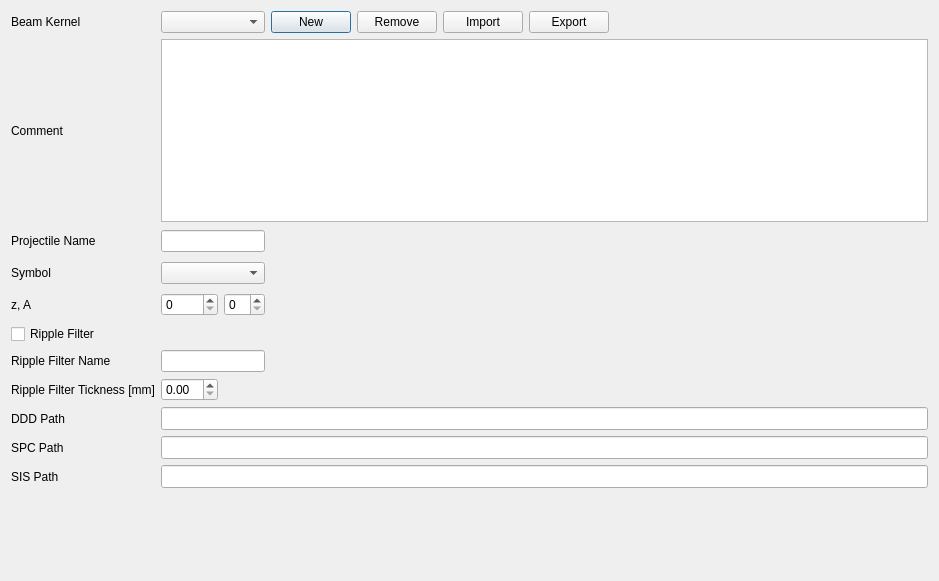
This is pytripgui/view/kernel.ui in pytrip/pytripgui as Qt 5 draws it before an edit. The edited form follows.
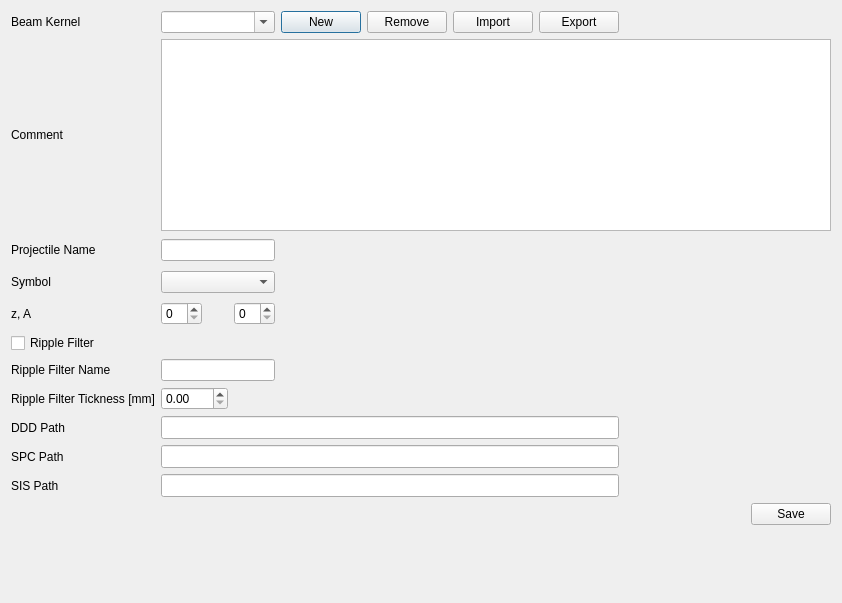
This is the edited form.

```diff
--- a/pytripgui/view/kernel.ui
+++ b/pytripgui/view/kernel.ui
@@ -6,8 +6,8 @@
    <rect>
     <x>0</x>
     <y>0</y>
-    <width>939</width>
-    <height>581</height>
+    <width>842</width>
+    <height>603</height>
    </rect>
   </property>
   <property name="windowTitle">
@@ -21,11 +21,14 @@
      </property>
     </widget>
    </item>
-   <item row="0" column="2" colspan="2">
+   <item row="0" column="1" colspan="3">
     <widget class="QComboBox" name="comboBox_5">
      <property name="toolTip">
       <string>Select a kernel to edit</string>
      </property>
+     <property name="editable">
+      <bool>true</bool>
+     </property>
     </widget>
    </item>
    <item row="0" column="4">
@@ -68,7 +71,7 @@
      </property>
     </widget>
    </item>
-   <item row="0" column="8">
+   <item row="0" column="8" colspan="2">
     <spacer name="horizontalSpacer_3">
      <property name="orientation">
       <enum>Qt::Horizontal</enum>
@@ -88,13 +91,6 @@
      </property>
     </widget>
    </item>
-   <item row="1" column="2" colspan="7">
-    <widget class="QTextEdit" name="textEdit">
-     <property name="toolTip">
-      <string>Any comment describing this data set.</string>
-     </property>
-    </widget>
-   </item>
    <item row="2" column="0">
     <widget class="QLabel" name="label_5">
      <property name="text">
@@ -102,14 +98,14 @@
      </property>
     </widget>
    </item>
-   <item row="2" column="2" colspan="2">
+   <item row="2" column="1" colspan="3">
     <widget class="QLineEdit" name="lineEdit">
      <property name="toolTip">
       <string>Free text projectile names, e.g. &quot;Negative Pi Mesons&quot;</string>
      </property>
     </widget>
    </item>
-   <item row="2" column="4" colspan="5">
+   <item row="2" column="4" colspan="6">
     <spacer name="horizontalSpacer_2">
      <property name="orientation">
       <enum>Qt::Horizontal</enum>
@@ -129,14 +125,14 @@
      </property>
     </widget>
    </item>
-   <item row="3" column="2" colspan="2">
+   <item row="3" column="1" colspan="3">
     <widget class="QComboBox" name="comboBox">
      <property name="toolTip">
       <string>IUPAC Symbol to use for this beam</string>
      </property>
     </widget>
    </item>
-   <item row="3" column="4" colspan="5">
+   <item row="3" column="4" colspan="6">
     <spacer name="horizontalSpacer_8">
      <property name="orientation">
       <enum>Qt::Horizontal</enum>
@@ -156,7 +152,7 @@
      </property>
     </widget>
    </item>
-   <item row="4" column="2">
+   <item row="4" column="1">
     <widget class="QSpinBox" name="spinBox">
      <property name="toolTip">
       <string>Projectile charge</string>
@@ -170,7 +166,7 @@
      </property>
     </widget>
    </item>
-   <item row="4" column="4" colspan="5">
+   <item row="4" column="4" colspan="6">
     <spacer name="horizontalSpacer_11">
      <property name="orientation">
       <enum>Qt::Horizontal</enum>
@@ -193,7 +189,7 @@
      </property>
     </widget>
    </item>
-   <item row="5" column="2" colspan="7">
+   <item row="5" column="1" colspan="9">
     <spacer name="horizontalSpacer">
      <property name="orientation">
       <enum>Qt::Horizontal</enum>
@@ -213,14 +209,14 @@
      </property>
     </widget>
    </item>
-   <item row="6" column="2" colspan="2">
+   <item row="6" column="1" colspan="3">
     <widget class="QLineEdit" name="lineEdit_6">
      <property name="toolTip">
       <string>Free ripple filter name, e.g. &quot;GSI 2D 4mm&quot;</string>
      </property>
     </widget>
    </item>
-   <item row="6" column="4" colspan="4">
+   <item row="6" column="4" colspan="6">
     <spacer name="horizontalSpacer_4">
      <property name="orientation">
       <enum>Qt::Horizontal</enum>
@@ -233,14 +229,14 @@
      </property>
     </spacer>
    </item>
-   <item row="7" column="0" colspan="2">
+   <item row="7" column="0">
     <widget class="QLabel" name="label_23">
      <property name="text">
       <string>Ripple Filter Tickness [mm]</string>
      </property>
     </widget>
    </item>
-   <item row="7" column="2">
+   <item row="7" column="1" colspan="2">
     <widget class="QDoubleSpinBox" name="doubleSpinBox">
      <property name="toolTip">
       <string>Ripple filter thickness. Will only be used for documentation purposes.</string>
@@ -254,7 +250,7 @@
      </property>
     </widget>
    </item>
-   <item row="8" column="2" colspan="7">
+   <item row="8" column="1" colspan="7">
     <widget class="QLineEdit" name="lineEdit_8">
      <property name="font">
       <font>
@@ -273,7 +269,7 @@
      </property>
     </widget>
    </item>
-   <item row="9" column="2" colspan="7">
+   <item row="9" column="1" colspan="7">
     <widget class="QLineEdit" name="lineEdit_9">
      <property name="font">
       <font>
@@ -292,7 +288,7 @@
      </property>
     </widget>
    </item>
-   <item row="10" column="2" colspan="7">
+   <item row="10" column="1" colspan="7">
     <widget class="QLineEdit" name="lineEdit_10">
      <property name="font">
       <font>
@@ -304,7 +300,53 @@
      </property>
     </widget>
    </item>
-   <item row="11" column="1">
+   <item row="11" column="1" colspan="7">
+    <spacer name="horizontalSpacer_5">
+     <property name="orientation">
+      <enum>Qt::Horizontal</enum>
+     </property>
+     <property name="sizeHint" stdset="0">
+      <size>
+       <width>464</width>
+       <height>20</height>
+      </size>
+     </property>
+    </spacer>
+   </item>
+   <item row="11" column="8">
+    <spacer name="horizontalSpacer_7">
+     <property name="orientation">
+      <enum>Qt::Horizontal</enum>
+     </property>
+     <property name="sizeHint" stdset="0">
+      <size>
+       <width>83</width>
+       <height>20</height>
+      </size>
+     </property>
+    </spacer>
+   </item>
+   <item row="8" column="8" colspan="2">
+    <spacer name="horizontalSpacer_6">
+     <property name="orientation">
+      <enum>Qt::Horizontal</enum>
+     </property>
+     <property name="sizeHint" stdset="0">
+      <size>
+       <width>168</width>
+       <height>20</height>
+      </size>
+     </property>
+    </spacer>
+   </item>
+   <item row="11" column="9">
+    <widget class="QPushButton" name="pushButton_5">
+     <property name="text">
+      <string>Save</string>
+     </property>
+    </widget>
+   </item>
+   <item row="12" column="2">
     <spacer name="verticalSpacer">
      <property name="orientation">
       <enum>Qt::Vertical</enum>
@@ -312,11 +354,18 @@
      <property name="sizeHint" stdset="0">
       <size>
        <width>20</width>
-       <height>90</height>
+       <height>38</height>
       </size>
      </property>
     </spacer>
    </item>
+   <item row="1" column="1" colspan="9">
+    <widget class="QPlainTextEdit" name="plainTextEdit">
+     <property name="toolTip">
+      <string>Any comment describing this data set.</string>
+     </property>
+    </widget>
+   </item>
   </layout>
  </widget>
  <resources/>
```
Left out of the diff: 3 changed lines with no effect on the pictures.
